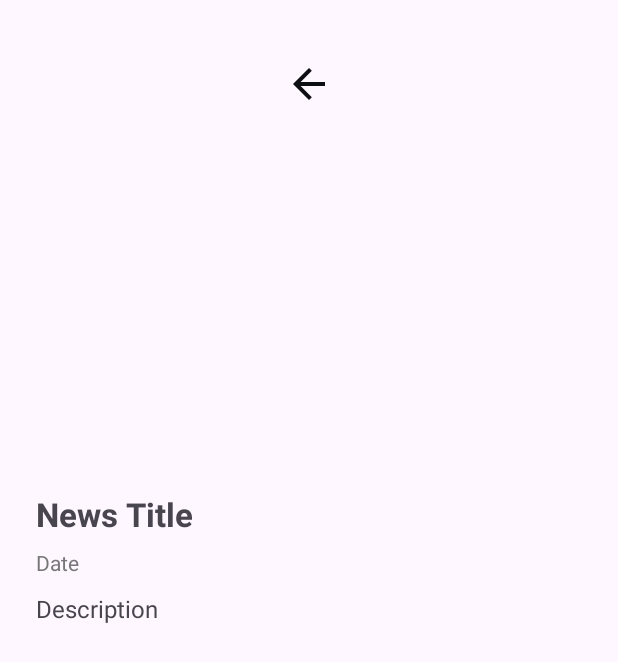
After one commit to Du2002/My-Fast-on-track-news-app, an Android app: the layout activity_news_detail.xml on its own in the app's theme, with its tools: preview values and no code run, on a phone screen of 412 x 824 dp. The commit adds this screen. Shown: the top 662 px of the screen. Run offline under Robolectric (Android 15) with nearby library versions, the phone set to English and light mode, and no system bars.

Commit message:
Detail page is added to the news screen

```diff
--- a/app/src/main/AndroidManifest.xml
+++ b/app/src/main/AndroidManifest.xml
@@ -25,6 +25,7 @@
             android:exported="true" />
         <activity android:name=".SignUpActivity" />
         <activity android:name=".NewsActivity"/>
+        <activity android:name=".NewsDetailActivity"/>
         <activity
             android:name=".SplashScreenActivity"
             android:exported="true">
--- /dev/null
+++ b/app/src/main/res/drawable/ic_arrow_back.xml
@@ -0,0 +1,5 @@
+<vector xmlns:android="http://schemas.android.com/apk/res/android" android:autoMirrored="true" android:height="24dp" android:tint="#0E0F12" android:viewportHeight="24" android:viewportWidth="24" android:width="24dp">
+
+    <path android:fillColor="@android:color/white" android:pathData="M20,11H7.83l5.59,-5.59L12,4l-8,8 8,8 1.41,-1.41L7.83,13H20v-2z"/>
+
+</vector>
--- /dev/null
+++ b/app/src/main/res/layout/activity_news_detail.xml
@@ -0,0 +1,56 @@
+<?xml version="1.0" encoding="utf-8"?>
+<ScrollView xmlns:android="http://schemas.android.com/apk/res/android"
+    android:layout_width="match_parent"
+    android:layout_height="match_parent">
+    <LinearLayout
+        android:orientation="vertical"
+        android:padding="24dp"
+        android:gravity="center_horizontal"
+        android:layout_width="match_parent"
+        android:layout_height="wrap_content">
+
+        <ImageView
+            android:id="@+id/back_button"
+            android:layout_width="32dp"
+            android:layout_height="32dp"
+            android:src="@drawable/ic_arrow_back"
+            android:contentDescription="Back"
+            android:layout_margin="16dp"
+            android:clickable="true"
+            android:focusable="true" />
+
+        <ImageView
+            android:id="@+id/ivNewsImage"
+            android:layout_width="match_parent"
+            android:layout_height="200dp"
+            android:scaleType="centerCrop"
+            android:layout_marginTop="20dp"
+            android:layout_marginBottom="20dp"/>
+
+        <TextView
+            android:id="@+id/tvNewsTitle"
+            android:layout_width="match_parent"
+            android:layout_height="wrap_content"
+            android:textStyle="bold"
+            android:textSize="22sp"
+            android:paddingBottom="8dp"
+            android:text="News Title"/>
+
+        <TextView
+            android:id="@+id/tvNewsDate"
+            android:layout_width="match_parent"
+            android:layout_height="wrap_content"
+            android:textColor="#777"
+            android:textSize="14sp"
+            android:paddingBottom="10dp"
+            android:text="Date"/>
+
+        <TextView
+            android:id="@+id/tvNewsDesc"
+            android:layout_width="match_parent"
+            android:layout_height="wrap_content"
+            android:textSize="16sp"
+            android:text="Description"/>
+
+    </LinearLayout>
+</ScrollView>
```
Also changed, not shown: app/src/main/java/com/example/my_fast_on_track_news_app/NewsDetailActivity.java (added, +42 -0 lines), app/src/main/java/com/example/my_fast_on_track_news_app/adapter/NewsAdapter.java (+13 -0 lines).
